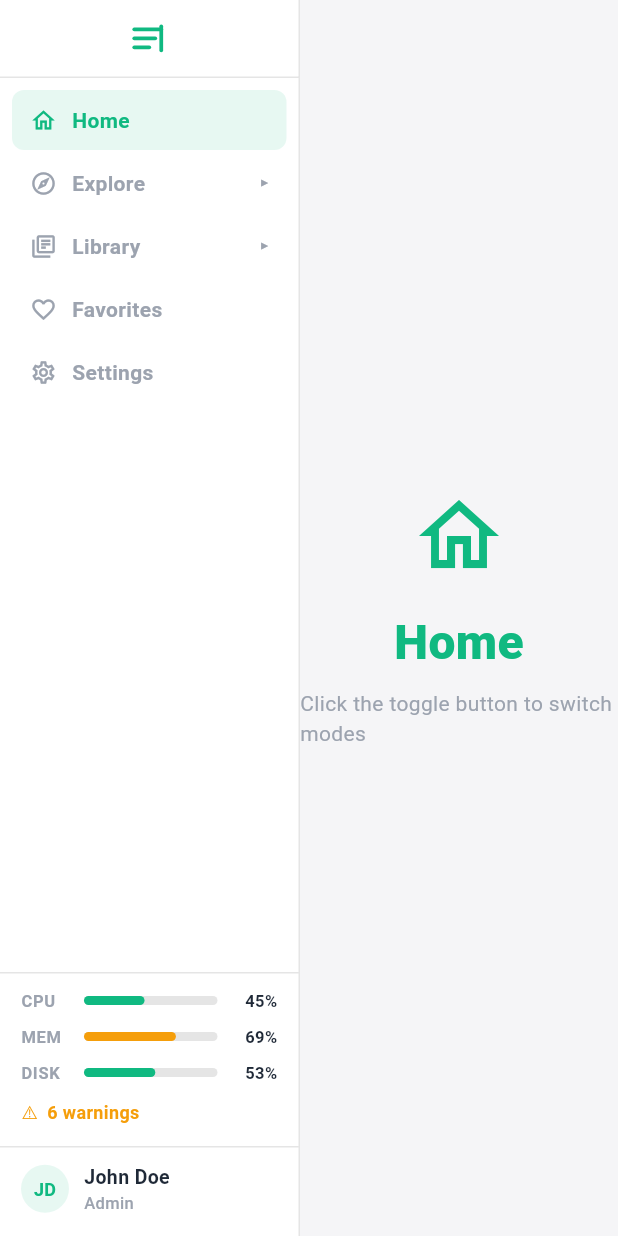
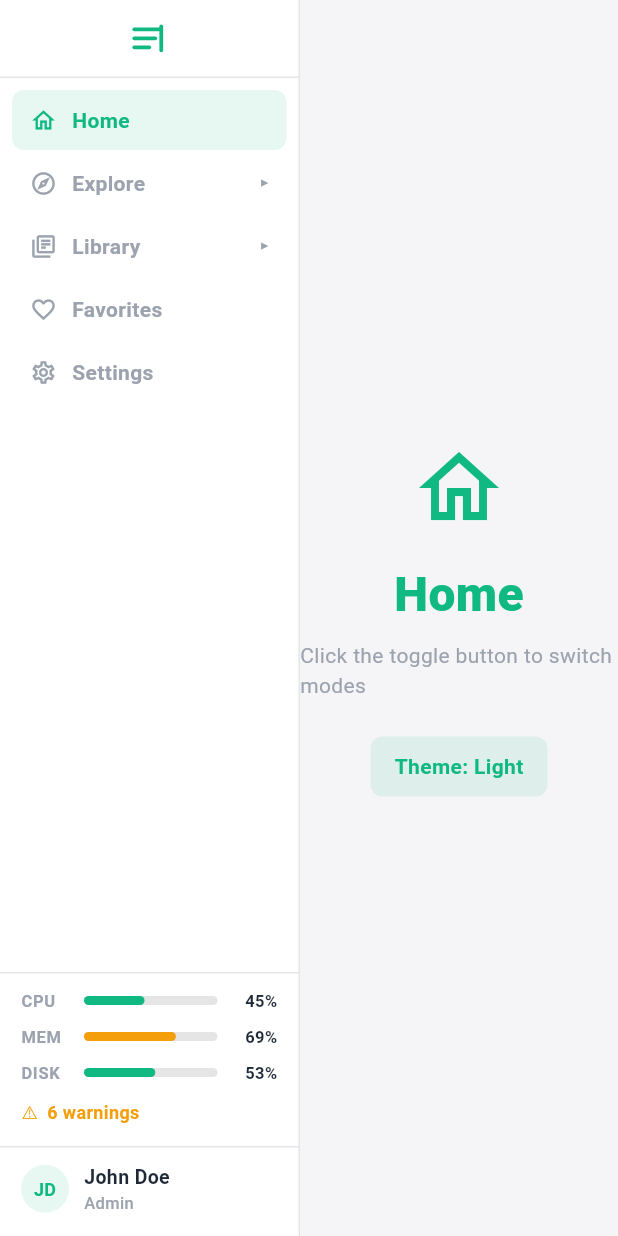
Before and after one commit to lianghualin/flutter_nav_toggle, a Flutter app: the screen it shows after launch, on a phone screen of 412 x 824 dp. Run offline on Flutter 3.47's test engine with Material 3 defaults, Android fonts, the phone set to English and light mode, and no system bars; Roboto replaces fonts that are missing (DMMono, Syne).

Commit message:
feat: add dark, ocean, and sunset theme presets
Provide named constructors on NavToggleTheme for three additional
color schemes. Example app includes a cycle button to demo all themes.

Co-Authored-By: Claude Opus 4.6 <noreply@anthropic.com>

```diff
--- a/example/lib/main.dart
+++ b/example/lib/main.dart
@@ -31,7 +31,15 @@ class NavToggleDemo extends StatefulWidget {
 
 class _NavToggleDemoState extends State<NavToggleDemo> {
   String _selectedId = 'home';
+  int _themeIndex = 0;
   final _random = Random();
+
+  static const _themes = [
+    ('Light', NavToggleTheme()),
+    ('Dark', NavToggleTheme.dark()),
+    ('Ocean', NavToggleTheme.ocean()),
+    ('Sunset', NavToggleTheme.sunset()),
+  ];
   late Timer _statusTimer;
   SystemStatus _status = const SystemStatus(
     cpu: 0.42,
@@ -117,9 +125,12 @@ class _NavToggleDemoState extends State<NavToggleDemo> {
   Widget build(BuildContext context) {
     final color = _pageColors[_selectedId] ?? const Color(0xFF7DF3C0);
     final item = _findItem(_selectedId);
+    final (themeName, theme) = _themes[_themeIndex];
 
     return Scaffold(
+      backgroundColor: theme.background,
       body: NavToggleScaffold(
+        theme: theme,
         items: _items,
         initialSelectedId: 'home',
         systemStatus: _status,
@@ -146,7 +157,35 @@ class _NavToggleDemoState extends State<NavToggleDemo> {
                 style: TextStyle(
                   fontFamily: 'DMMono',
                   fontSize: 14,
-                  color: const Color(0xFF9CA3AF),
+                  color: theme.textDim,
+                ),
+              ),
+              const SizedBox(height: 24),
+              GestureDetector(
+                onTap: () => setState(() {
+                  _themeIndex = (_themeIndex + 1) % _themes.length;
+                }),
+                child: MouseRegion(
+                  cursor: SystemMouseCursors.click,
+                  child: Container(
+                    padding: const EdgeInsets.symmetric(
+                      horizontal: 16,
+                      vertical: 10,
+                    ),
+                    decoration: BoxDecoration(
+                      color: theme.accent.withValues(alpha: 0.1),
+                      borderRadius: BorderRadius.circular(8),
+                    ),
+                    child: Text(
+                      'Theme: $themeName',
+                      style: TextStyle(
+                        fontFamily: 'DMMono',
+                        fontSize: 14,
+                        fontWeight: FontWeight.w600,
+                        color: theme.accent,
+                      ),
+                    ),
+                  ),
                 ),
               ),
             ],
--- a/lib/src/theme/nav_toggle_theme.dart
+++ b/lib/src/theme/nav_toggle_theme.dart
@@ -14,6 +14,78 @@ class NavToggleTheme {
     this.text = const Color(0xFF1F2937),
     this.textDim = const Color(0xFF9CA3AF),
     this.hoverSurface = const Color(0xFFF0F0F2),
+    this.cornerRadius = 0.0,
+    this.itemRadius = 8.0,
+    this.collapseDuration = const Duration(milliseconds: 420),
+    this.expandDuration = const Duration(milliseconds: 550),
+    this.iconMorphDuration = const Duration(milliseconds: 450),
+    this.contentShiftDuration = const Duration(milliseconds: 480),
+    this.easeCurve = const Cubic(0.77, 0, 0.18, 1),
+    this.navFontFamily = 'Syne',
+    this.monoFontFamily = 'DMMono',
+  });
+
+  /// Dark theme with deep navy background and emerald accent.
+  const NavToggleTheme.dark({
+    this.buttonHeight = 52.0,
+    this.buttonWidth = 200.0,
+    this.sidebarWidth = 200.0,
+    this.background = const Color(0xFF111827),
+    this.surface = const Color(0xFF1F2937),
+    this.border = const Color(0x1AFFFFFF),
+    this.accent = const Color(0xFF10B981),
+    this.accent2 = const Color(0xFF3B82F6),
+    this.text = const Color(0xFFF9FAFB),
+    this.textDim = const Color(0xFF6B7280),
+    this.hoverSurface = const Color(0xFF374151),
+    this.cornerRadius = 0.0,
+    this.itemRadius = 8.0,
+    this.collapseDuration = const Duration(milliseconds: 420),
+    this.expandDuration = const Duration(milliseconds: 550),
+    this.iconMorphDuration = const Duration(milliseconds: 450),
+    this.contentShiftDuration = const Duration(milliseconds: 480),
+    this.easeCurve = const Cubic(0.77, 0, 0.18, 1),
+    this.navFontFamily = 'Syne',
+    this.monoFontFamily = 'DMMono',
+  });
+
+  /// Ocean theme with deep blue-slate tones and cyan accent.
+  const NavToggleTheme.ocean({
+    this.buttonHeight = 52.0,
+    this.buttonWidth = 200.0,
+    this.sidebarWidth = 200.0,
+    this.background = const Color(0xFF0F172A),
+    this.surface = const Color(0xFF1E293B),
+    this.border = const Color(0x14FFFFFF),
+    this.accent = const Color(0xFF06B6D4),
+    this.accent2 = const Color(0xFF3B82F6),
+    this.text = const Color(0xFFE2E8F0),
+    this.textDim = const Color(0xFF64748B),
+    this.hoverSurface = const Color(0xFF334155),
+    this.cornerRadius = 0.0,
+    this.itemRadius = 8.0,
+    this.collapseDuration = const Duration(milliseconds: 420),
+    this.expandDuration = const Duration(milliseconds: 550),
+    this.iconMorphDuration = const Duration(milliseconds: 450),
+    this.contentShiftDuration = const Duration(milliseconds: 480),
+    this.easeCurve = const Cubic(0.77, 0, 0.18, 1),
+    this.navFontFamily = 'Syne',
+    this.monoFontFamily = 'DMMono',
+  });
+
+  /// Sunset theme with warm stone tones and orange accent.
+  const NavToggleTheme.sunset({
+    this.buttonHeight = 52.0,
+    this.buttonWidth = 200.0,
+    this.sidebarWidth = 200.0,
+    this.background = const Color(0xFF1C1917),
+    this.surface = const Color(0xFF292524),
+    this.border = const Color(0x14FFFFFF),
+    this.accent = const Color(0xFFF97316),
+    this.accent2 = const Color(0xFFEF4444),
+    this.text = const Color(0xFFFAFAF9),
+    this.textDim = const Color(0xFF78716C),
+    this.hoverSurface = const Color(0xFF44403C),
     this.cornerRadius = 0.0,
     this.itemRadius = 8.0,
     this.collapseDuration = const Duration(milliseconds: 420),
```
